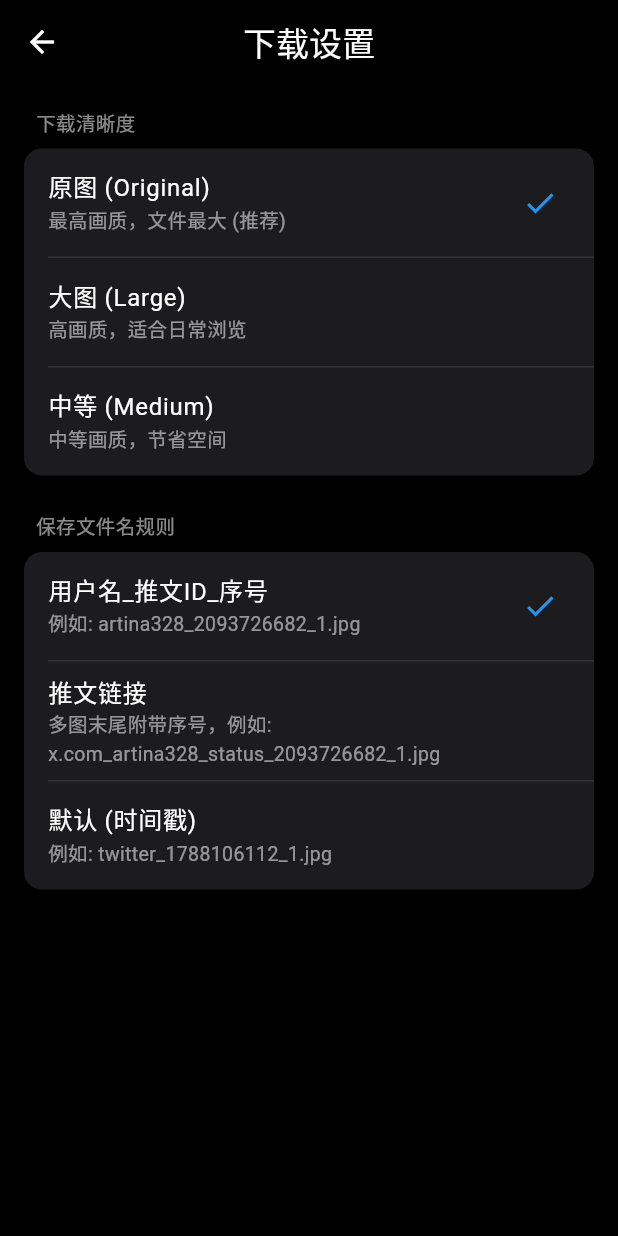
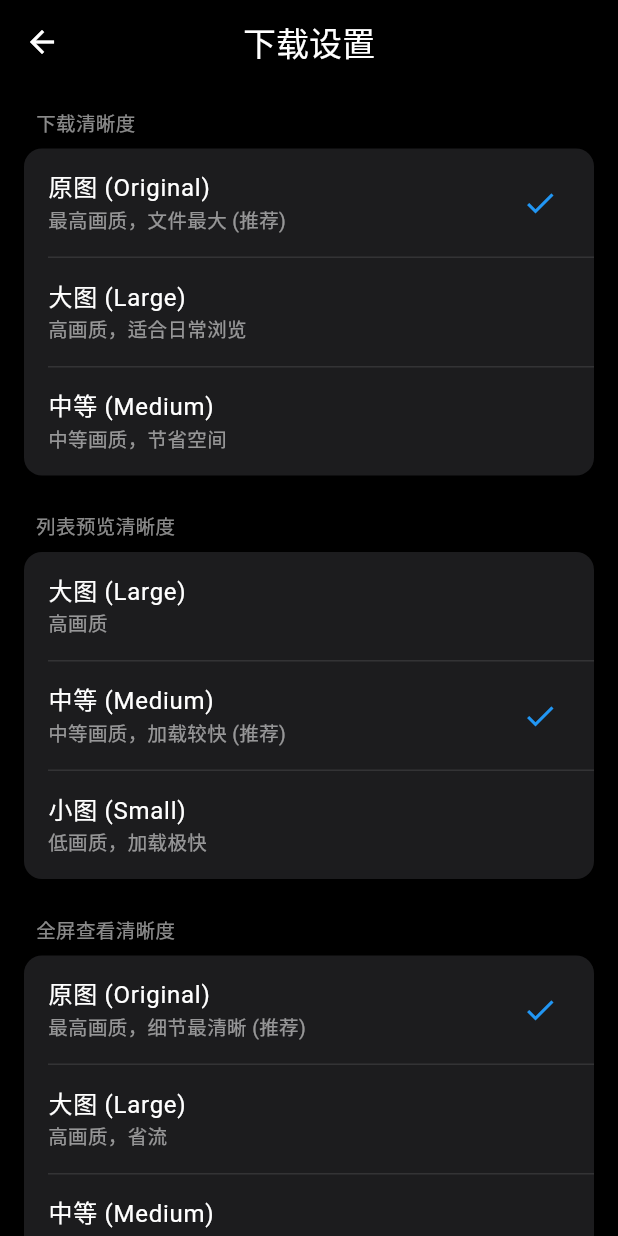
Before and after one commit to sanfangx/twitterdownloader, a Flutter app: the screen it shows after launch, item 2 of the bottom bar chosen, after a tap on "下载设置", on a phone screen of 412 x 824 dp. Run offline on Flutter 3.47's test engine with Material 3 defaults, Android fonts, the phone set to English and light mode, and no system bars; our stand-ins replace image_gallery_saver, shared_preferences, webview_flutter; missing offline and left inert: shared_preference_app_group, webview_cookie_manager.

Commit message:
feat(settings): add image quality settings for grid and preview
1. Removed the '预览' text from the bottom-left corner of the image grid view.
2. Added '列表预览清晰度' (gridQuality) and '全屏查看清晰度' (previewQuality) in the Download Settings page.
3. Updated the image loading logic to utilize these new quality settings, improving load times or saving data as configured.

```diff
--- a/lib/download_page.dart
+++ b/lib/download_page.dart
@@ -1,5 +1,6 @@
 import 'package:flutter/material.dart';
 import 'package:flutter/services.dart';
+import 'package:shared_preferences/shared_preferences.dart';
 import 'twitter_service.dart';
 
 class DownloadPage extends StatefulWidget {
@@ -15,6 +16,24 @@ class _DownloadPageState extends State<DownloadPage> {
   bool _isParsing = false;
   bool _isDownloading = false;
   String _statusMessage = '';
+  String _gridQuality = 'medium';
+  String _previewQuality = 'orig';
+
+  @override
+  void initState() {
+    super.initState();
+    _loadSettings();
+  }
+
+  Future<void> _loadSettings() async {
+    final prefs = await SharedPreferences.getInstance();
+    if (mounted) {
+      setState(() {
+        _gridQuality = prefs.getString('tw_grid_quality') ?? 'medium';
+        _previewQuality = prefs.getString('tw_preview_quality') ?? 'orig';
+      });
+    }
+  }
 
   Future<void> _pasteAndParse() async {
     final data = await Clipboard.getData(Clipboard.kTextPlain);
@@ -151,6 +170,7 @@ class _DownloadPageState extends State<DownloadPage> {
         builder: (_) => ImagePreviewGallery(
           mediaList: _parsedMedia,
           initialIndex: initialIndex,
+          previewQuality: _previewQuality,
           onSelectionChanged: () => setState(() {}),
         ),
       ),
@@ -278,7 +298,7 @@ class _DownloadPageState extends State<DownloadPage> {
                                 ClipRRect(
                                   borderRadius: BorderRadius.circular(8),
                                   child: Image.network(
-                                    media.mediumUrl,
+                                    media.getUrl(_gridQuality),
                                     fit: BoxFit.cover,
                                     loadingBuilder:
                                         (context, child, loadingProgress) {
@@ -300,26 +320,6 @@ class _DownloadPageState extends State<DownloadPage> {
                                         ),
                                       );
                                     },
-                                  ),
-                                ),
-                                // Preview hint icon in bottom-left
-                                Positioned(
-                                  bottom: 6,
-                                  left: 6,
-                                  child: Container(
-                                    padding: const EdgeInsets.symmetric(horizontal: 6, vertical: 2),
-                                    decoration: BoxDecoration(
-                                      color: Colors.black54,
-                                      borderRadius: BorderRadius.circular(4),
-                                    ),
-                                    child: const Row(
-                                      mainAxisSize: MainAxisSize.min,
-                                      children: [
-                                        Icon(Icons.zoom_in, size: 14, color: Colors.white70),
-                                        SizedBox(width: 2),
-                                        Text('预览', style: TextStyle(fontSize: 10, color: Colors.white70)),
-                                      ],
-                                    ),
                                   ),
                                 ),
                                 // Selection indicator in top-right with large hit area
@@ -433,12 +433,14 @@ class _DownloadPageState extends State<DownloadPage> {
 class ImagePreviewGallery extends StatefulWidget {
   final List<TweetMedia> mediaList;
   final int initialIndex;
+  final String previewQuality;
   final VoidCallback onSelectionChanged;
 
   const ImagePreviewGallery({
     super.key,
     required this.mediaList,
     required this.initialIndex,
+    this.previewQuality = 'orig',
     required this.onSelectionChanged,
   });
 
@@ -510,7 +512,7 @@ class _ImagePreviewGalleryState extends State<ImagePreviewGallery> {
               minScale: 0.8,
               maxScale: 5.0,
               child: Image.network(
-                media.origUrl,
+                media.getUrl(widget.previewQuality),
                 fit: BoxFit.contain,
                 loadingBuilder: (context, child, loadingProgress) {
                   if (loadingProgress == null) return child;
--- a/lib/settings_page.dart
+++ b/lib/settings_page.dart
@@ -299,6 +299,8 @@ class DownloadSettingsPage extends StatefulWidget {
 
 class _DownloadSettingsPageState extends State<DownloadSettingsPage> {
   String _selectedQuality = 'orig';
+  String _gridQuality = 'medium';
+  String _previewQuality = 'orig';
   String _selectedNamingRule = 'username_tweetId';
 
   @override
@@ -311,18 +313,22 @@ class _DownloadSettingsPageState extends State<DownloadSettingsPage> {
     final prefs = await SharedPreferences.getInstance();
     setState(() {
       _selectedQuality = prefs.getString('tw_download_quality') ?? 'orig';
+      _gridQuality = prefs.getString('tw_grid_quality') ?? 'medium';
+      _previewQuality = prefs.getString('tw_preview_quality') ?? 'orig';
       _selectedNamingRule = prefs.getString('tw_filename_rule') ?? 'username_tweetId';
     });
   }
 
-  Future<void> _saveQuality(String quality) async {
+  Future<void> _saveQuality(String key, String quality) async {
     setState(() {
-      _selectedQuality = quality;
+      if (key == 'tw_download_quality') _selectedQuality = quality;
+      if (key == 'tw_grid_quality') _gridQuality = quality;
+      if (key == 'tw_preview_quality') _previewQuality = quality;
     });
     final prefs = await SharedPreferences.getInstance();
-    await prefs.setString('tw_download_quality', quality);
+    await prefs.setString(key, quality);
     try {
-      await SharedPreferenceAppGroup.setString('tw_download_quality', quality);
+      await SharedPreferenceAppGroup.setString(key, quality);
     } catch (e) {
       debugPrint('AppGroup save quality error: $e');
     }
@@ -341,12 +347,12 @@ class _DownloadSettingsPageState extends State<DownloadSettingsPage> {
     }
   }
 
-  Widget _buildQualityOption(String title, String subtitle, String value) {
+  Widget _buildQualityOption(String title, String subtitle, String value, String currentVal, String prefsKey) {
     return ListTile(
       title: Text(title),
       subtitle: Text(subtitle, style: const TextStyle(color: Colors.white54, fontSize: 13)),
-      trailing: _selectedQuality == value ? const Icon(Icons.check, color: Colors.blue) : null,
-      onTap: () => _saveQuality(value),
+      trailing: currentVal == value ? const Icon(Icons.check, color: Colors.blue) : null,
+      onTap: () => _saveQuality(prefsKey, value),
     );
   }
 
@@ -385,11 +391,59 @@ class _DownloadSettingsPageState extends State<DownloadSettingsPage> {
             ),
             child: Column(
               children: [
-                _buildQualityOption('原图 (Original)', '最高画质，文件最大 (推荐)', 'orig'),
+                _buildQualityOption('原图 (Original)', '最高画质，文件最大 (推荐)', 'orig', _selectedQuality, 'tw_download_quality'),
                 const Divider(height: 1, indent: 16, color: Colors.white10),
-                _buildQualityOption('大图 (Large)', '高画质，适合日常浏览', 'large'),
+                _buildQualityOption('大图 (Large)', '高画质，适合日常浏览', 'large', _selectedQuality, 'tw_download_quality'),
                 const Divider(height: 1, indent: 16, color: Colors.white10),
-                _buildQualityOption('中等 (Medium)', '中等画质，节省空间', 'medium'),
+                _buildQualityOption('中等 (Medium)', '中等画质，节省空间', 'medium', _selectedQuality, 'tw_download_quality'),
+              ],
+            ),
+          ),
+
+          const SizedBox(height: 24),
+          const Padding(
+            padding: EdgeInsets.only(left: 8, bottom: 8),
+            child: Text(
+              '列表预览清晰度',
+              style: TextStyle(color: Colors.white54, fontSize: 13, fontWeight: FontWeight.w500),
+            ),
+          ),
+          Container(
+            decoration: BoxDecoration(
+              color: const Color(0xFF1C1C1E),
+              borderRadius: BorderRadius.circular(12),
+            ),
+            child: Column(
+              children: [
+                _buildQualityOption('大图 (Large)', '高画质', 'large', _gridQuality, 'tw_grid_quality'),
+                const Divider(height: 1, indent: 16, color: Colors.white10),
+                _buildQualityOption('中等 (Medium)', '中等画质，加载较快 (推荐)', 'medium', _gridQuality, 'tw_grid_quality'),
+                const Divider(height: 1, indent: 16, color: Colors.white10),
+                _buildQualityOption('小图 (Small)', '低画质，加载极快', 'small', _gridQuality, 'tw_grid_quality'),
+              ],
+            ),
+          ),
+
+          const SizedBox(height: 24),
+          const Padding(
+            padding: EdgeInsets.only(left: 8, bottom: 8),
+            child: Text(
+              '全屏查看清晰度',
+              style: TextStyle(color: Colors.white54, fontSize: 13, fontWeight: FontWeight.w500),
+            ),
+          ),
+          Container(
+            decoration: BoxDecoration(
+              color: const Color(0xFF1C1C1E),
+              borderRadius: BorderRadius.circular(12),
+            ),
+            child: Column(
+              children: [
+                _buildQualityOption('原图 (Original)', '最高画质，细节最清晰 (推荐)', 'orig', _previewQuality, 'tw_preview_quality'),
+                const Divider(height: 1, indent: 16, color: Colors.white10),
+                _buildQualityOption('大图 (Large)', '高画质，省流', 'large', _previewQuality, 'tw_preview_quality'),
+                const Divider(height: 1, indent: 16, color: Colors.white10),
+                _buildQualityOption('中等 (Medium)', '中等画质', 'medium', _previewQuality, 'tw_preview_quality'),
               ],
             ),
           ),
```
